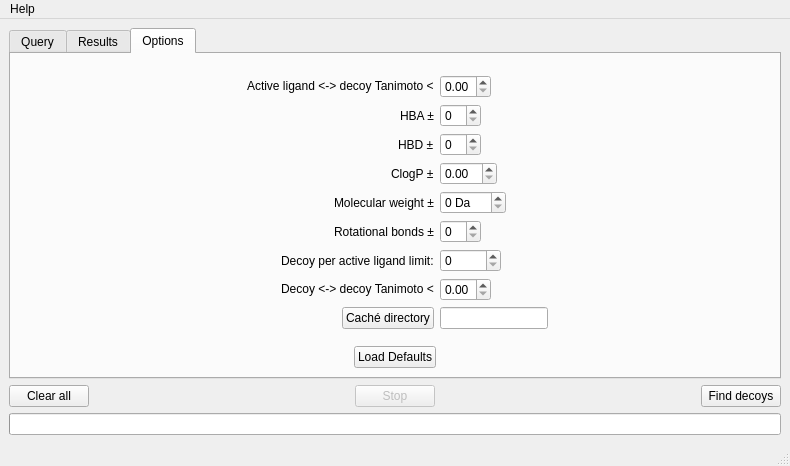
URV-cheminformatics/DecoyFinder, file MainWindow.ui: the form before one commit.
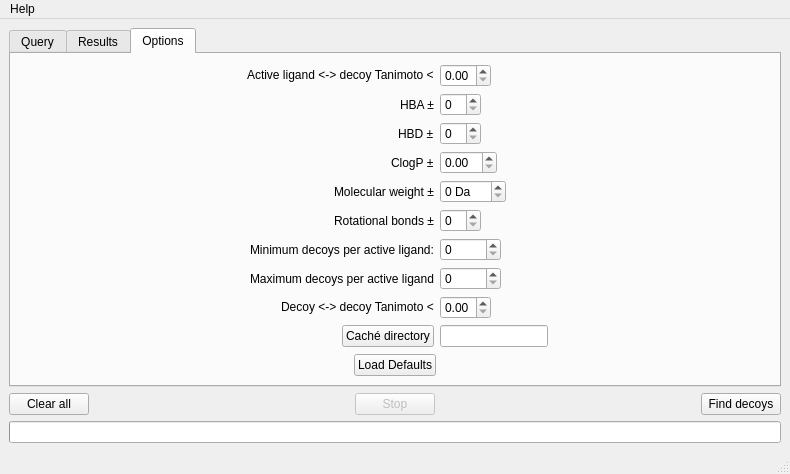
The form after the commit. The open tabs and pages were chosen to show the change.

What changed in the file:
```diff
--- a/MainWindow.ui
+++ b/MainWindow.ui
@@ -586,7 +586,7 @@
           <item row="6" column="0">
            <widget class="QLabel" name="decoyLimitLabel">
             <property name="text">
-             <string>Decoy per active ligand limit:</string>
+             <string>Minimum decoys per active ligand:</string>
             </property>
            </widget>
           </item>
@@ -600,14 +600,14 @@
             </property>
            </widget>
           </item>
-          <item row="7" column="0">
+          <item row="8" column="0">
            <widget class="QLabel" name="decoyDecoyTanimotoLabel">
             <property name="text">
              <string>Decoy &lt;-&gt; decoy Tanimoto &lt;</string>
             </property>
            </widget>
           </item>
-          <item row="7" column="1">
+          <item row="8" column="1">
            <widget class="QDoubleSpinBox" name="dTanimotoBox">
             <property name="maximum">
              <double>1.000000000000000</double>
@@ -617,14 +617,14 @@
             </property>
            </widget>
           </item>
-          <item row="8" column="0">
+          <item row="9" column="0">
            <widget class="QPushButton" name="cacheButton">
             <property name="text">
              <string>Caché directory</string>
             </property>
            </widget>
           </item>
-          <item row="8" column="1">
+          <item row="9" column="1">
            <widget class="QLineEdit" name="cachDirectoryLineEdit">
             <property name="sizePolicy">
              <sizepolicy hsizetype="Preferred" vsizetype="Fixed">
@@ -634,6 +634,20 @@
             </property>
            </widget>
           </item>
+          <item row="7" column="0">
+           <widget class="QLabel" name="maximumDecoysPerActiveLigandLabel">
+            <property name="text">
+             <string>Maximum decoys per active ligand</string>
+            </property>
+           </widget>
+          </item>
+          <item row="7" column="1">
+           <widget class="QSpinBox" name="decoyMaxSpinBox">
+            <property name="maximum">
+             <number>99999</number>
+            </property>
+           </widget>
+          </item>
          </layout>
         </item>
         <item>
```
Left out of the diff: 2 changed lines with no effect on the pictures.
